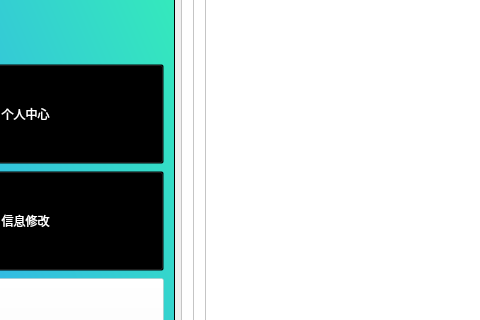
Above: Library/Library/student_bookdetail.ui from BooksOcean/BooksOcean before the change; both pictures show x 136 to 616 and y 205 to 525 of the 1025 by 722 pixel window. Below: the same form after it.
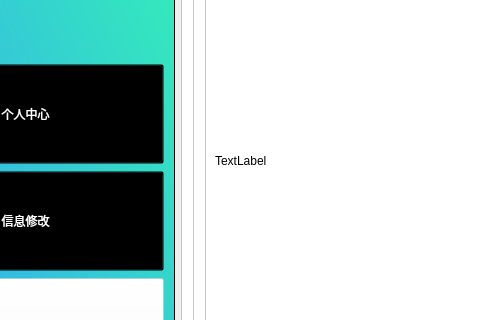
That is the form after the change. Icons and pictures are not drawn.

```diff
--- a/Library/Library/student_bookdetail.ui
+++ b/Library/Library/student_bookdetail.ui
@@ -252,6 +252,19 @@
            <property name="frameShadow">
             <enum>QFrame::Raised</enum>
            </property>
+           <widget class="QLabel" name="lbCover">
+            <property name="geometry">
+             <rect>
+              <x>10</x>
+              <y>80</y>
+              <width>301</width>
+              <height>381</height>
+             </rect>
+            </property>
+            <property name="text">
+             <string>TextLabel</string>
+            </property>
+           </widget>
           </widget>
          </item>
          <item>
```
Left out of the diff: 2 changed lines with no effect on the pictures.
